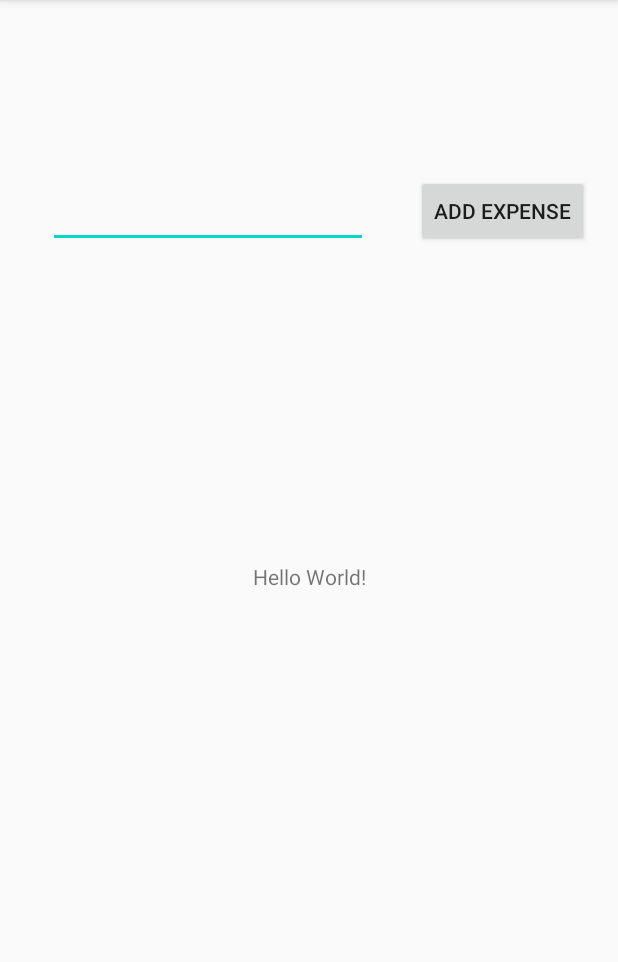
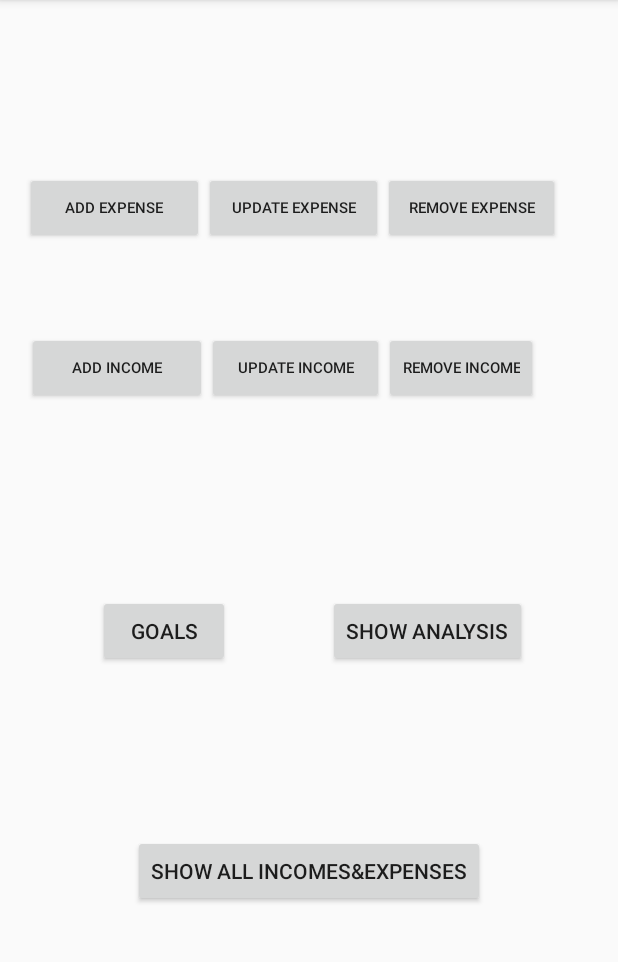
Before and after one commit to yossefkatri/MoneyManagment, an Android app: the screen it shows after launch (MainActivity), on a phone screen of 412 x 824 dp, the part 84-1046 px from its top. Run offline under Robolectric (Android 15) with nearby library versions, the phone set to English and light mode, and no system bars.

Commit message:
create menu

```diff
--- a/app/build.gradle
+++ b/app/build.gradle
@@ -2,11 +2,10 @@ apply plugin: 'com.android.application'
 
 android {
     compileSdkVersion 33
-    buildToolsVersion "29.0.3"
 
     defaultConfig {
         applicationId "com.example.moneyManagment"
-        minSdkVersion 15
+        minSdkVersion 16
         targetSdkVersion 33
         versionCode 1
         versionName "1.0"
@@ -28,6 +27,7 @@ dependencies {
 
     implementation 'androidx.appcompat:appcompat:1.1.0'
     implementation 'androidx.constraintlayout:constraintlayout:1.1.3'
+    implementation 'com.google.android.material:material:1.5.0'
     testImplementation 'junit:junit:4.12'
     androidTestImplementation 'androidx.test.ext:junit:1.1.1'
     androidTestImplementation 'androidx.test.espresso:espresso-core:3.2.0'
--- a/app/src/main/AndroidManifest.xml
+++ b/app/src/main/AndroidManifest.xml
@@ -9,7 +9,11 @@
         android:roundIcon="@mipmap/ic_launcher_round"
         android:supportsRtl="true"
         android:theme="@style/AppTheme">
-        <activity android:name=".MainActivity"
+        <activity
+            android:name=".addExpenses"
+            android:exported="false" />
+        <activity
+            android:name=".MainActivity"
             android:exported="true">
             <intent-filter>
                 <action android:name="android.intent.action.MAIN" />
--- /dev/null
+++ b/app/src/main/java/com/example/myapplication/addExpenses.java
@@ -0,0 +1,14 @@
+package com.example.myapplication;
+
+import androidx.appcompat.app.AppCompatActivity;
+
+import android.os.Bundle;
+
+public class addExpenses extends AppCompatActivity {
+
+    @Override
+    protected void onCreate(Bundle savedInstanceState) {
+        super.onCreate(savedInstanceState);
+        setContentView(R.layout.activity_add_expenses);
+    }
+}
--- /dev/null
+++ b/app/src/main/res/layout/activity_add_expenses.xml
@@ -0,0 +1,9 @@
+<?xml version="1.0" encoding="utf-8"?>
+<androidx.constraintlayout.widget.ConstraintLayout xmlns:android="http://schemas.android.com/apk/res/android"
+    xmlns:app="http://schemas.android.com/apk/res-auto"
+    xmlns:tools="http://schemas.android.com/tools"
+    android:layout_width="match_parent"
+    android:layout_height="match_parent"
+    tools:context=".addExpenses">
+
+</androidx.constraintlayout.widget.ConstraintLayout>
--- a/app/src/main/res/layout/activity_main.xml
+++ b/app/src/main/res/layout/activity_main.xml
@@ -6,38 +6,110 @@
     android:layout_height="match_parent"
     tools:context=".MainActivity">
 
-    <TextView
+    <LinearLayout
+        android:id="@+id/incomes_options"
+        android:layout_width="376dp"
+        android:layout_height="50dp"
+        android:orientation="horizontal"
+        app:layout_constraintBottom_toBottomOf="parent"
+        app:layout_constraintEnd_toEndOf="parent"
+        app:layout_constraintStart_toStartOf="parent"
+        app:layout_constraintTop_toBottomOf="@+id/expenses_options"
+        app:layout_constraintVertical_bias="0.103">
+
+        <Button
+            android:id="@+id/add_income"
+            android:layout_width="120dp"
+            android:layout_height="wrap_content"
+            android:text="@string/add_income"
+            android:textSize="10sp" />
+
+        <Button
+            android:id="@+id/button8"
+            android:layout_width="118dp"
+            android:layout_height="wrap_content"
+            android:text="@string/update_income"
+            android:textSize="10sp" />
+
+        <Button
+            android:id="@+id/remove_income"
+            android:layout_width="wrap_content"
+            android:layout_height="wrap_content"
+            android:text="@string/remove_income"
+            android:textSize="10sp" />
+
+    </LinearLayout>
+
+    <LinearLayout
+        android:id="@+id/expenses_options"
+        android:layout_width="376dp"
+        android:layout_height="50dp"
+        android:orientation="horizontal"
+        app:layout_constraintBottom_toBottomOf="parent"
+        app:layout_constraintEnd_toEndOf="parent"
+        app:layout_constraintHorizontal_bias="0.457"
+        app:layout_constraintStart_toStartOf="parent"
+        app:layout_constraintTop_toTopOf="parent"
+        app:layout_constraintVertical_bias="0.16">
+
+        <Button
+            android:id="@+id/add_expense"
+            android:layout_width="119dp"
+            android:layout_height="wrap_content"
+            android:text="@string/add_expense"
+            android:textSize="10sp" />
+
+        <Button
+            android:id="@+id/update_expense"
+            android:layout_width="119dp"
+            android:layout_height="wrap_content"
+            android:text="@string/update_expense"
+            android:textSize="10sp" />
+
+        <Button
+            android:id="@+id/remove_expense"
+            android:layout_width="118dp"
+            android:layout_height="wrap_content"
+            android:text="@string/remove_expense"
+            android:textSize="10sp" />
+
+    </LinearLayout>
+
+    <Button
+        android:id="@+id/show_all"
         android:layout_width="wrap_content"
         android:layout_height="wrap_content"
-        android:text="Hello World!"
+        android:text="@string/show_all_incomes_expenses"
         app:layout_constraintBottom_toBottomOf="parent"
-        app:layout_constraintLeft_toLeftOf="parent"
-        app:layout_constraintRight_toRightOf="parent"
-        app:layout_constraintTop_toTopOf="parent" />
+        app:layout_constraintEnd_toEndOf="parent"
+        app:layout_constraintStart_toStartOf="parent"
+        app:layout_constraintTop_toTopOf="parent"
+        app:layout_constraintVertical_bias="0.773" />
 
     <Button
-        android:id="@+id/add_expense_button"
+        android:id="@+id/goals"
         android:layout_width="wrap_content"
         android:layout_height="wrap_content"
-        android:layout_marginStart="32dp"
-        android:layout_marginLeft="32dp"
-        android:text="@string/add"
+        android:layout_marginTop="141dp"
+        android:layout_marginBottom="340dp"
+        android:text="@string/goals"
         app:layout_constraintBottom_toBottomOf="parent"
-        app:layout_constraintStart_toEndOf="@+id/editTextNumber"
-        app:layout_constraintTop_toTopOf="parent"
-        app:layout_constraintVertical_bias="0.162" />
+        app:layout_constraintEnd_toStartOf="@+id/show_analysis"
+        app:layout_constraintStart_toStartOf="parent"
+        app:layout_constraintTop_toBottomOf="@+id/incomes_options" />
 
-    <EditText
-        android:id="@+id/editTextNumber"
+    <Button
+        android:id="@+id/show_analysis"
         android:layout_width="wrap_content"
         android:layout_height="wrap_content"
-        android:layout_marginStart="32dp"
-        android:layout_marginLeft="32dp"
-        android:ems="10"
-        android:inputType="number"
+        android:layout_marginTop="141dp"
+        android:layout_marginBottom="340dp"
+        android:text="@string/show_analysis"
         app:layout_constraintBottom_toBottomOf="parent"
+        app:layout_constraintEnd_toEndOf="parent"
+        app:layout_constraintHorizontal_bias="0.784"
         app:layout_constraintStart_toStartOf="parent"
-        app:layout_constraintTop_toTopOf="parent"
-        app:layout_constraintVertical_bias="0.166" />
+        app:layout_constraintTop_toBottomOf="@+id/incomes_options"
+        app:layout_constraintVertical_bias="0.496" />
 
 </androidx.constraintlayout.widget.ConstraintLayout>
--- a/app/src/main/res/values/strings.xml
+++ b/app/src/main/res/values/strings.xml
@@ -1,4 +1,12 @@
 <resources>
     <string name="app_name">MoneyManagement</string>
-    <string name="add">add expense</string>
+    <string name="add_expense">add expense</string>
+    <string name="remove_expense">remove expense</string>
+    <string name="update_expense">update expense</string>
+    <string name="add_income">add income</string>
+    <string name="update_income">update income</string>
+    <string name="remove_income">remove income</string>
+    <string name="show_all_incomes_expenses"><![CDATA[show all incomes&expenses]]></string>
+    <string name="show_analysis">show analysis</string>
+    <string name="goals">goals</string>
 </resources>
--- a/build.gradle
+++ b/build.gradle
@@ -8,7 +8,7 @@ buildscript {
 
     }
     dependencies {
-        classpath 'com.android.tools.build:gradle:3.6.1'
+        classpath 'com.android.tools.build:gradle:4.2.2'
 
 
         // NOTE: Do not place your application dependencies here; they belong
```
Also changed, not shown: gradle/wrapper/gradle-wrapper.properties.
